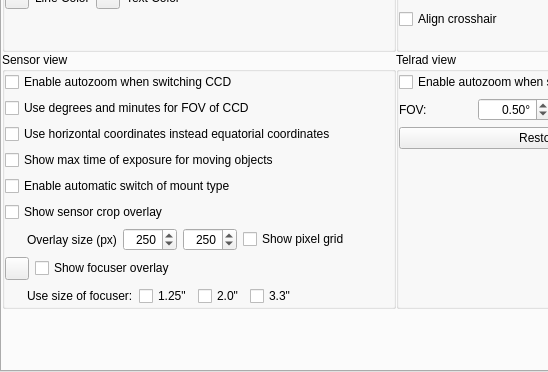
First picture: the form in plugins/Oculars/src/gui/ocularDialog.ui, repository Stellarium/stellarium, before the edit; both pictures show x 0 to 548 and y 247 to 619 of the 792 by 619 pixel window.
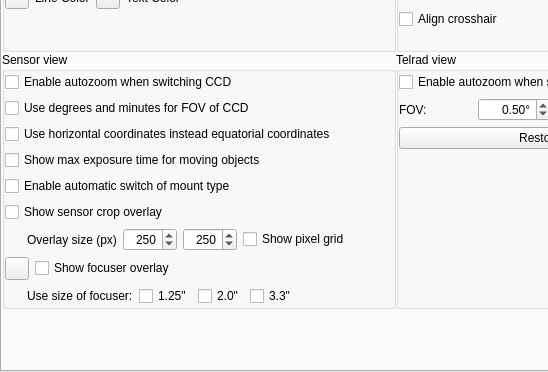
Second picture: the form after the edit. Icons and pictures are not drawn. Custom widgets are drawn as their Qt base class.

The edit to the form file:
```diff
--- a/plugins/Oculars/src/gui/ocularDialog.ui
+++ b/plugins/Oculars/src/gui/ocularDialog.ui
@@ -814,7 +814,7 @@
                 <string>Show max time of exposure for Solar system objects when then selected</string>
                </property>
                <property name="text">
-                <string>Show max time of exposure for moving objects</string>
+                <string>Show max exposure time for moving objects</string>
                </property>
               </widget>
              </item>
```
Left out of the diff: 2 changed lines with no effect on the pictures.
